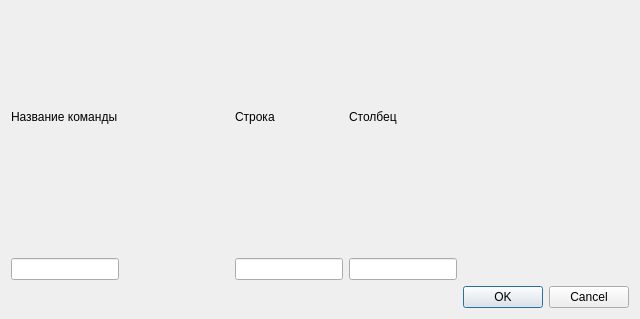
The window that shipname.ui (btnt51/seaWars) describes before a commit, drawn with Qt 5.
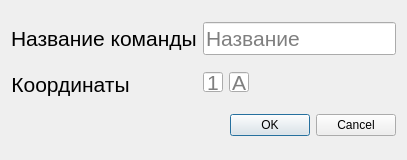
The same window after the commit.

Diff of the .ui file:
```diff
--- a/shipname.ui
+++ b/shipname.ui
@@ -6,38 +6,36 @@
    <rect>
     <x>0</x>
     <y>0</y>
-    <width>640</width>
-    <height>319</height>
+    <width>320</width>
+    <height>160</height>
    </rect>
   </property>
   <property name="windowTitle">
    <string>Dialog</string>
   </property>
-  <layout class="QGridLayout" name="gridLayout">
-   <item row="2" column="2">
-    <widget class="QLineEdit" name="rowShipLineEdit">
+  <layout class="QFormLayout" name="formLayout">
+   <item row="1" column="1">
+    <widget class="QLineEdit" name="nameShipLineEdit">
      <property name="sizePolicy">
       <sizepolicy hsizetype="Fixed" vsizetype="Fixed">
-       <horstretch>30</horstretch>
+       <horstretch>150</horstretch>
        <verstretch>0</verstretch>
       </sizepolicy>
      </property>
-    </widget>
-   </item>
-   <item row="3" column="4">
-    <widget class="QDialogButtonBox" name="buttonBox">
-     <property name="orientation">
-      <enum>Qt::Horizontal</enum>
+     <property name="font">
+      <font>
+       <pointsize>16</pointsize>
+      </font>
      </property>
-     <property name="standardButtons">
-      <set>QDialogButtonBox::Cancel|QDialogButtonBox::Ok</set>
+     <property name="inputMask">
+      <string/>
      </property>
-     <property name="centerButtons">
-      <bool>false</bool>
+     <property name="placeholderText">
+      <string>Название</string>
      </property>
     </widget>
    </item>
-   <item row="0" column="0">
+   <item row="1" column="0">
     <widget class="QLabel" name="shipNameLabel">
      <property name="sizePolicy">
       <sizepolicy hsizetype="Expanding" vsizetype="Expanding">
@@ -45,84 +43,132 @@
        <verstretch>50</verstretch>
       </sizepolicy>
      </property>
+     <property name="font">
+      <font>
+       <pointsize>16</pointsize>
+      </font>
+     </property>
      <property name="text">
       <string>Название команды</string>
      </property>
     </widget>
    </item>
    <item row="2" column="0">
-    <widget class="QLineEdit" name="nameShipLineEdit">
-     <property name="sizePolicy">
-      <sizepolicy hsizetype="Fixed" vsizetype="Fixed">
-       <horstretch>150</horstretch>
-       <verstretch>0</verstretch>
-      </sizepolicy>
-     </property>
-    </widget>
-   </item>
-   <item row="2" column="1">
-    <spacer name="horizontalSpacer">
-     <property name="orientation">
-      <enum>Qt::Horizontal</enum>
-     </property>
-     <property name="sizeHint" stdset="0">
-      <size>
-       <width>100</width>
-       <height>20</height>
-      </size>
-     </property>
-    </spacer>
-   </item>
-   <item row="2" column="3">
-    <widget class="QLineEdit" name="columnShipLineEdit">
-     <property name="sizePolicy">
-      <sizepolicy hsizetype="Fixed" vsizetype="Fixed">
-       <horstretch>30</horstretch>
-       <verstretch>0</verstretch>
-      </sizepolicy>
-     </property>
-    </widget>
-   </item>
-   <item row="2" column="4">
-    <spacer name="horizontalSpacer_2">
-     <property name="orientation">
-      <enum>Qt::Horizontal</enum>
-     </property>
-     <property name="sizeHint" stdset="0">
-      <size>
-       <width>40</width>
-       <height>20</height>
-      </size>
-     </property>
-    </spacer>
-   </item>
-   <item row="1" column="0">
-    <spacer name="verticalSpacer">
-     <property name="orientation">
-      <enum>Qt::Vertical</enum>
-     </property>
-     <property name="sizeType">
-      <enum>QSizePolicy::Minimum</enum>
-     </property>
-     <property name="sizeHint" stdset="0">
-      <size>
-       <width>20</width>
-       <height>30</height>
-      </size>
-     </property>
-    </spacer>
-   </item>
-   <item row="0" column="2">
     <widget class="QLabel" name="rowShipLabel">
+     <property name="font">
+      <font>
+       <pointsize>16</pointsize>
+      </font>
+     </property>
      <property name="text">
-      <string>Строка</string>
+      <string>Координаты</string>
+     </property>
+     <property name="alignment">
+      <set>Qt::AlignCenter</set>
      </property>
     </widget>
    </item>
-   <item row="0" column="3">
-    <widget class="QLabel" name="columnShipLabel">
-     <property name="text">
-      <string>Столбец</string>
+   <item row="2" column="1">
+    <layout class="QHBoxLayout" name="horizontalLayout">
+     <property name="sizeConstraint">
+      <enum>QLayout::SetFixedSize</enum>
+     </property>
+     <item>
+      <widget class="QLineEdit" name="rowShipLineEdit">
+       <property name="sizePolicy">
+        <sizepolicy hsizetype="Preferred" vsizetype="MinimumExpanding">
+         <horstretch>0</horstretch>
+         <verstretch>0</verstretch>
+        </sizepolicy>
+       </property>
+       <property name="minimumSize">
+        <size>
+         <width>10</width>
+         <height>20</height>
+        </size>
+       </property>
+       <property name="maximumSize">
+        <size>
+         <width>20</width>
+         <height>20</height>
+        </size>
+       </property>
+       <property name="baseSize">
+        <size>
+         <width>15</width>
+         <height>15</height>
+        </size>
+       </property>
+       <property name="font">
+        <font>
+         <pointsize>16</pointsize>
+        </font>
+       </property>
+       <property name="inputMask">
+        <string/>
+       </property>
+       <property name="alignment">
+        <set>Qt::AlignCenter</set>
+       </property>
+       <property name="placeholderText">
+        <string>1</string>
+       </property>
+      </widget>
+     </item>
+     <item>
+      <widget class="QLineEdit" name="columnShipLineEdit">
+       <property name="sizePolicy">
+        <sizepolicy hsizetype="Expanding" vsizetype="MinimumExpanding">
+         <horstretch>0</horstretch>
+         <verstretch>0</verstretch>
+        </sizepolicy>
+       </property>
+       <property name="minimumSize">
+        <size>
+         <width>10</width>
+         <height>20</height>
+        </size>
+       </property>
+       <property name="maximumSize">
+        <size>
+         <width>20</width>
+         <height>20</height>
+        </size>
+       </property>
+       <property name="baseSize">
+        <size>
+         <width>15</width>
+         <height>15</height>
+        </size>
+       </property>
+       <property name="font">
+        <font>
+         <pointsize>16</pointsize>
+        </font>
+       </property>
+       <property name="inputMask">
+        <string/>
+       </property>
+       <property name="alignment">
+        <set>Qt::AlignCenter</set>
+       </property>
+       <property name="placeholderText">
+        <string>А</string>
+       </property>
+      </widget>
+     </item>
+    </layout>
+   </item>
+   <item row="3" column="1">
+    <widget class="QDialogButtonBox" name="buttonBox">
+     <property name="orientation">
+      <enum>Qt::Horizontal</enum>
+     </property>
+     <property name="standardButtons">
+      <set>QDialogButtonBox::Cancel|QDialogButtonBox::Ok</set>
+     </property>
+     <property name="centerButtons">
+      <bool>false</bool>
      </property>
     </widget>
    </item>
```
